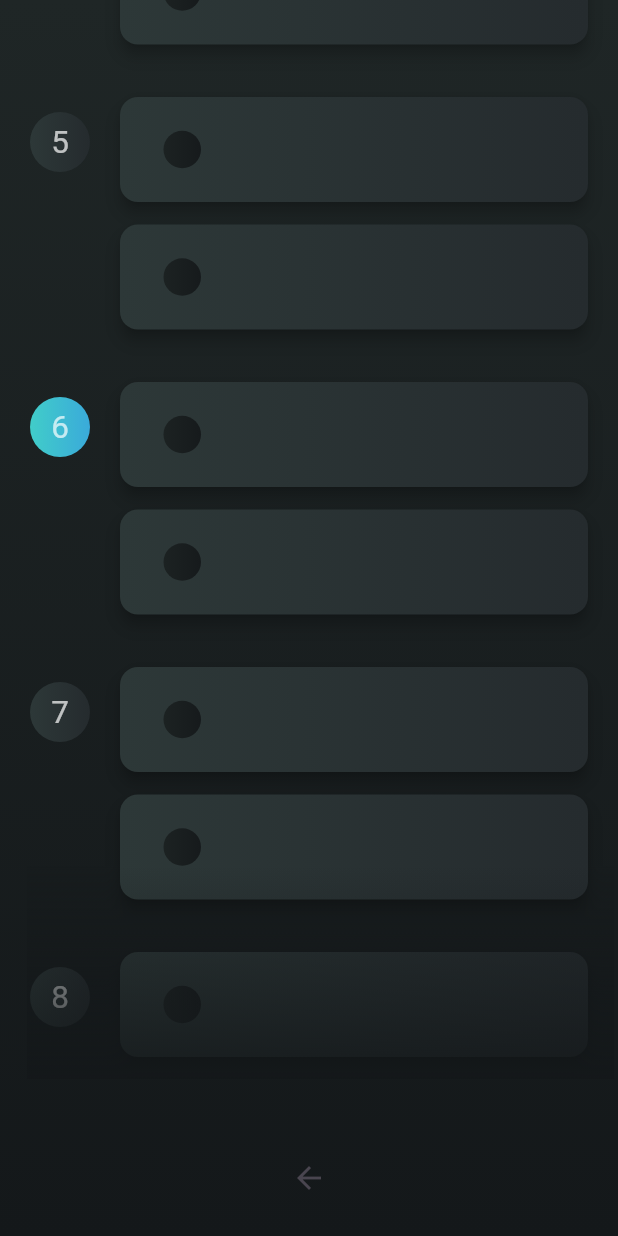
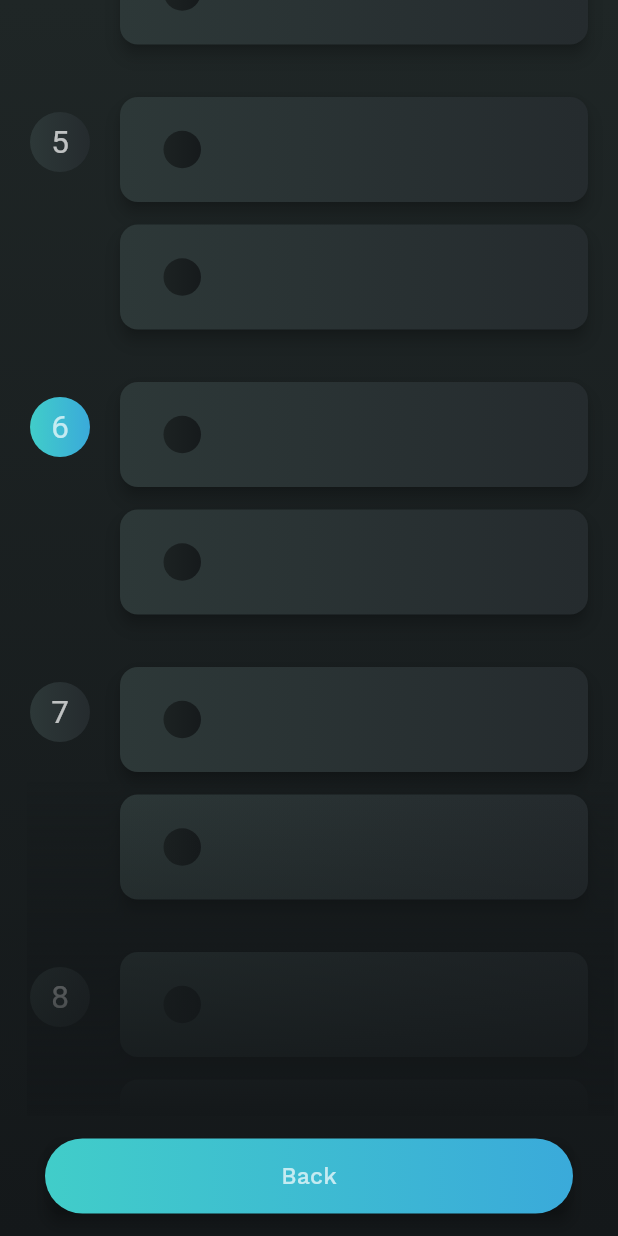
Before and after one commit to 3enedict/limelight, a Flutter app: the RecipesPage screen opened directly, after a tap on "Pasta with tomato sauce", on a phone screen of 412 x 824 dp. Run offline on Flutter 3.47's test engine with Material 2 defaults, Android fonts, the phone set to English and light mode, and no system bars; our stand-ins replace fluttericon, google_fonts, shared_preferences; accounts and stored records are empty; statements that could not run were skipped.

Commit message:
Restyled back button in calendar

```diff
--- a/lib/pages/recipes_page.dart
+++ b/lib/pages/recipes_page.dart
@@ -1,9 +1,10 @@
 import 'package:flutter/material.dart';
+
+import 'package:google_fonts/google_fonts.dart';
 
 import 'package:limelight/widgets/page.dart';
 import 'package:limelight/widgets/fab.dart';
 import 'package:limelight/widgets/data/recipe.dart';
-import 'package:limelight/widgets/items/item.dart';
 import 'package:limelight/widgets/calendar.dart';
 import 'package:limelight/data/recipes.dart';
 import 'package:limelight/gradients.dart';
@@ -72,50 +73,67 @@ class RecipesPage extends StatelessWidget {
           ),
           child: Scaffold(
             backgroundColor: Colors.transparent,
-            body: Stack(
+            body: Column(
               children: [
-                ShaderMask(
+                Expanded(
+                  child: ShaderMask(
                     shaderCallback: (bound) {
                       return LinearGradient(
                           end: FractionalOffset.topCenter,
                           begin: FractionalOffset.bottomCenter,
                           colors: [
                             toBackgroundGradient(limelightGradient)[1],
-                          toBackgroundGradient(limelightGradient)[1],
                             toBackgroundGradient(limelightGradient)[1]
                                 .withAlpha(0),
                           ],
                           stops: const [
                             0.0,
-                          0.1,
                             0.3,
                           ]).createShader(bound);
                     },
                     blendMode: BlendMode.srcOver,
-                  child: Column(
-                    children: [
-                      Expanded(
                     child: Calendar(recipeId: index),
                   ),
-                      const SizedBox(height: itemExtent + 5 + 15),
-                    ],
+                ),
+                Hero(
+                  tag: currentRecipe,
+                  child: Card(
+                    color: Colors.transparent,
+                    elevation: 4,
+                    margin: const EdgeInsets.fromLTRB(0, 15, 0, 15),
+                    child: Container(
+                      decoration: BoxDecoration(
+                        borderRadius: BorderRadius.circular(25),
+                        gradient: const LinearGradient(
+                          colors: limelightGradient,
+                          begin: Alignment.centerLeft,
+                          end: Alignment.centerRight,
                         ),
                       ),
-                Column(
-                  children: [
-                    Expanded(
-                      child: Container(),
-                    ),
-                    const SizedBox(height: 5),
-                    Hero(
-                      tag: currentRecipe,
-                      child: BackButton(
-                        onPressed: () => Navigator.of(context).pop(),
+                      height: 50,
+                      width: MediaQuery.of(context).size.width - 60,
+                      child: ElevatedButton(
+                        style: ElevatedButton.styleFrom(
+                          backgroundColor: Colors.transparent,
+                          shadowColor: Colors.transparent,
+                          shape: RoundedRectangleBorder(
+                            borderRadius: BorderRadius.circular(25),
                           ),
                         ),
-                    const SizedBox(height: 15),
-                  ],
-                )
+                        onPressed: () => Navigator.of(context).pop(),
+                        child: Text(
+                          "Back",
+                          style: GoogleFonts.workSans(
+                            fontSize: 14 *
+                                MediaQuery.of(context).textScaleFactor *
+                                1.1,
+                            textStyle: const TextStyle(color: Colors.white70),
+                          ),
+                        ),
+                      ),
+                    ),
+                  ),
+                ),
               ],
             ),
           ),
```
Lines whose indentation alone changed are shown as unchanged.
